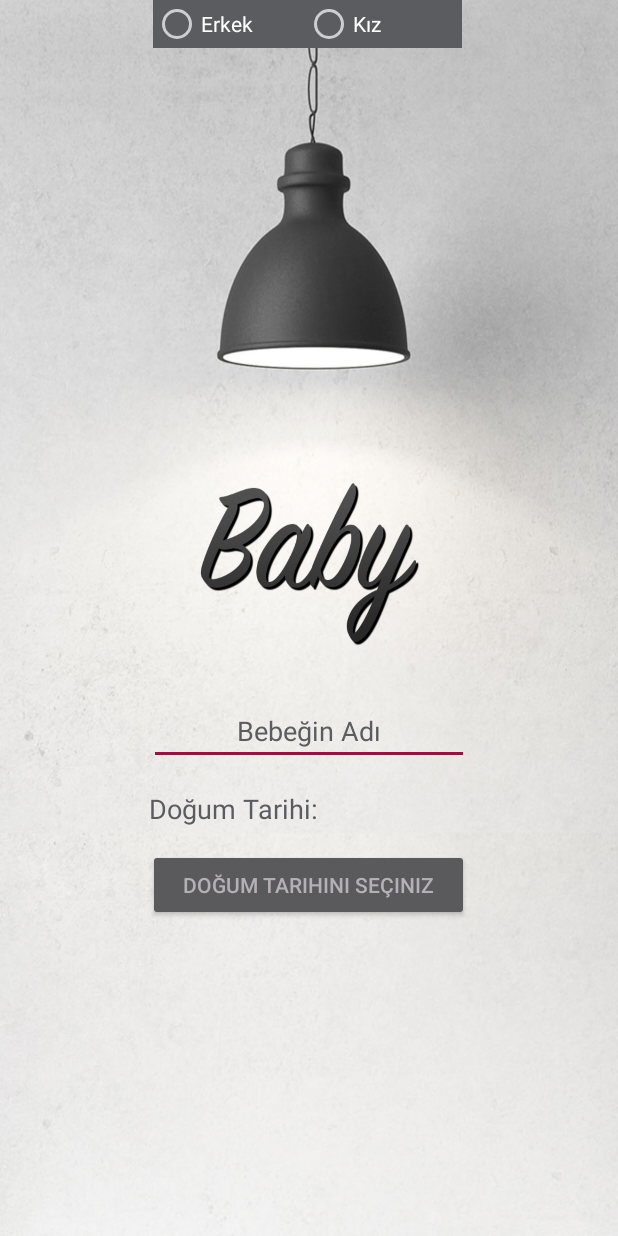
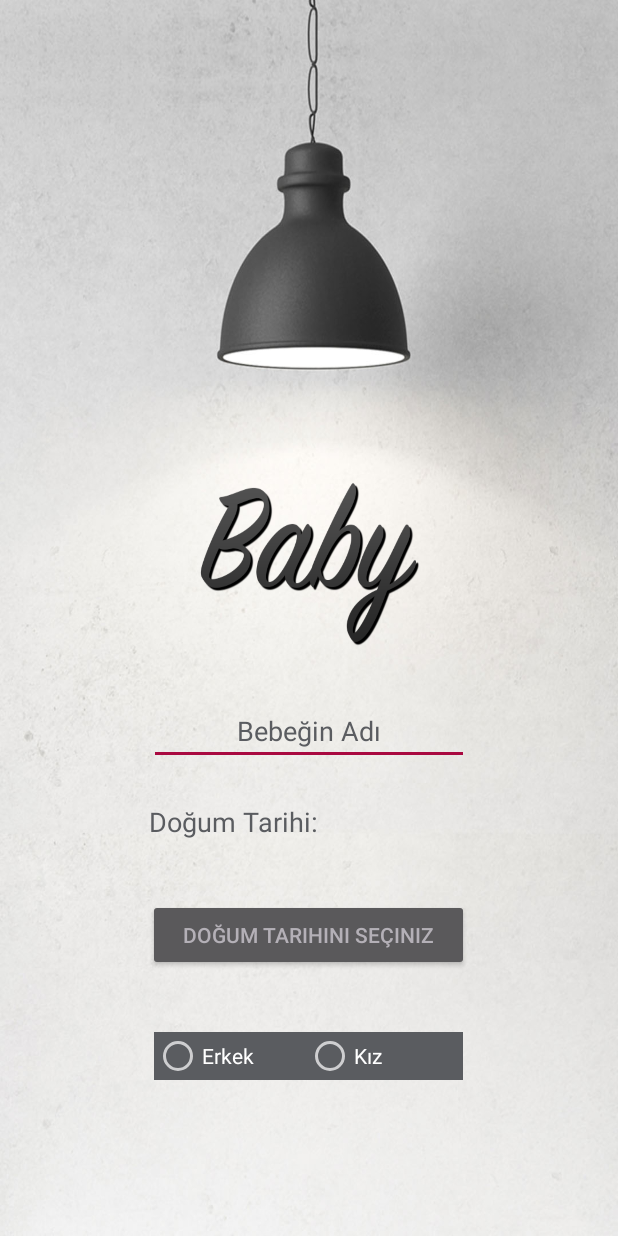
Before and after one commit to didemlaloglu/Baby, an Android app: the screen it shows after launch (IntroActivity), on a phone screen of 412 x 824 dp. Run offline under Robolectric (Android 15) with nearby library versions, the phone set to English and light mode, and no system bars.

Commit message:
radiogroup fixed

```diff
--- a/app/src/main/res/layout/activity_intro.xml
+++ b/app/src/main/res/layout/activity_intro.xml
@@ -35,6 +35,7 @@
         android:id="@+id/buttonBirthday"
         android:layout_width="214dp"
         android:layout_height="wrap_content"
+        android:layout_marginBottom="8dp"
         android:layout_marginEnd="8dp"
         android:layout_marginRight="148dp"
         android:layout_marginStart="8dp"
@@ -42,6 +43,7 @@
         android:onClick="datePicker"
         android:text="@string/baby_datebutton"
         android:textColor="#b4b0b7"
+        app:layout_constraintBottom_toTopOf="@+id/linearLayout"
         app:layout_constraintEnd_toEndOf="parent"
         app:layout_constraintHorizontal_bias="0.497"
         app:layout_constraintRight_toRightOf="parent"
@@ -70,12 +72,14 @@
         app:layout_constraintVertical_bias="0.275" />
 
     <LinearLayout
+        android:id="@+id/linearLayout"
         android:layout_width="206dp"
         android:layout_height="52dp"
-        app:layout_constraintHorizontal_bias="0.496"
+        android:layout_marginBottom="84dp"
+        app:layout_constraintBottom_toBottomOf="parent"
+        app:layout_constraintHorizontal_bias="0.497"
         app:layout_constraintLeft_toLeftOf="parent"
-        app:layout_constraintRight_toRightOf="parent"
-        tools:layout_editor_absoluteY="515dp">
+        app:layout_constraintRight_toRightOf="parent">
 
         <RadioGroup
             android:layout_width="match_parent"
```
